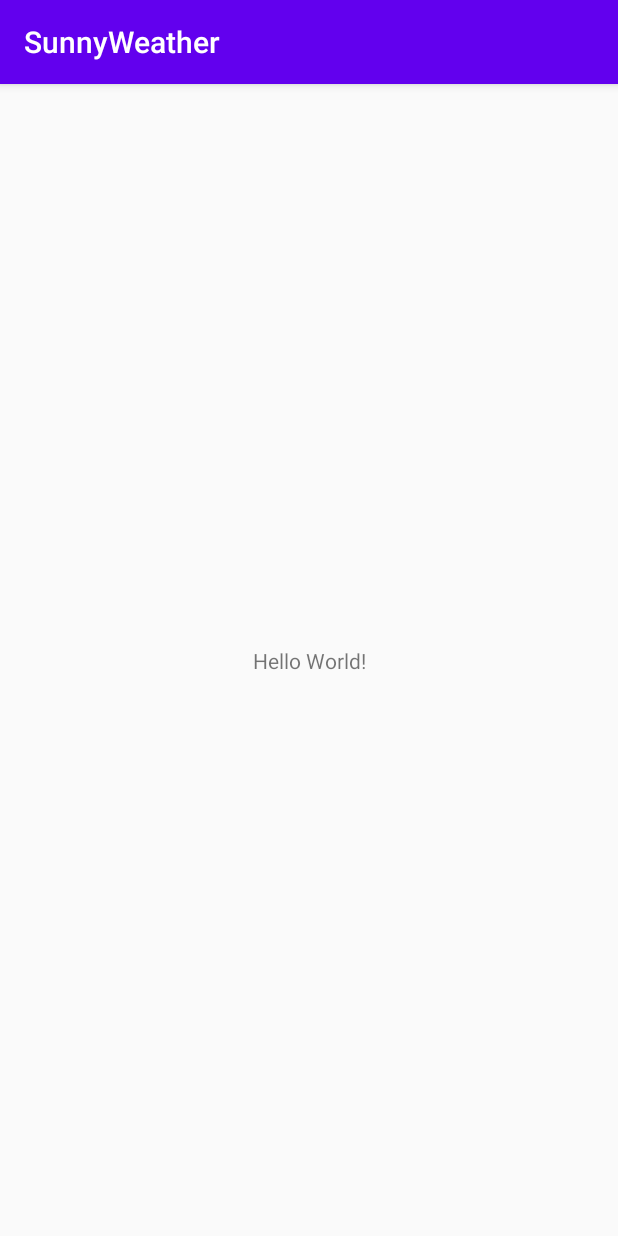
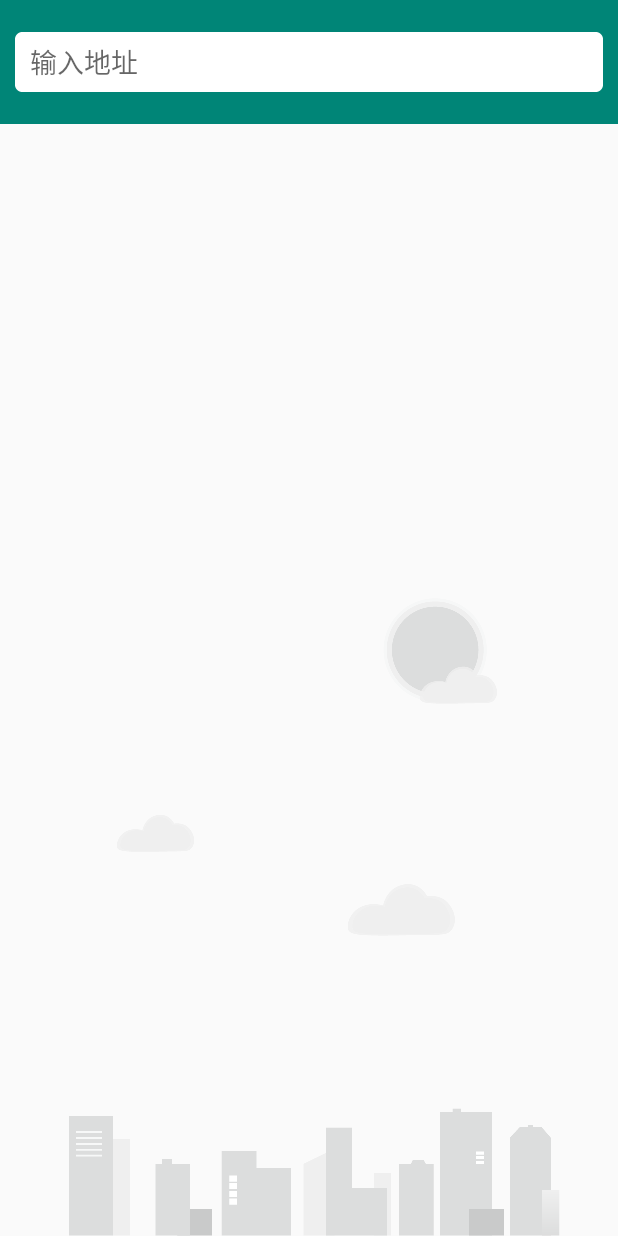
Before and after one commit to yangxiaoge/SunnyWeather, an Android app: the screen it shows after launch (MainActivity), on a phone screen of 412 x 824 dp. Run offline under Robolectric (Android 15) with nearby library versions, the phone set to English and light mode, and no system bars; 1 statement that could not run was skipped.

Commit message:
实现搜索全球城市数据功能

```diff
--- a/app/src/main/AndroidManifest.xml
+++ b/app/src/main/AndroidManifest.xml
@@ -1,6 +1,8 @@
 <?xml version="1.0" encoding="utf-8"?>
 <manifest xmlns:android="http://schemas.android.com/apk/res/android"
     package="com.yjn.sunnyweather.android">
+
+    <uses-permission android:name="android.permission.INTERNET" />
 
     <application
         android:name=".SunnyWeatherApplication"
@@ -10,7 +12,8 @@
         android:roundIcon="@mipmap/ic_launcher_round"
         android:supportsRtl="true"
         android:theme="@style/AppTheme">
-        <activity android:name=".MainActivity">
+        <activity android:name=".MainActivity"
+            android:windowSoftInputMode="adjustPan">
             <intent-filter>
                 <action android:name="android.intent.action.MAIN" />
 
--- a/app/src/main/java/com/yjn/sunnyweather/android/SunnyWeatherApplication.kt
+++ b/app/src/main/java/com/yjn/sunnyweather/android/SunnyWeatherApplication.kt
@@ -1,6 +1,7 @@
 package com.yjn.sunnyweather.android
 
 import android.app.Application
+import android.content.Context
 
 /**
  * <pre>
@@ -12,11 +13,13 @@ import android.app.Application
  */
 class SunnyWeatherApplication : Application() {
     companion object {
-        const val CAIYUN_TOKEN = "BNBRvBveaD2VfHVI"; //彩云天气申请到的令牌值
+        const val CAIYUN_TOKEN = "TAkhjf8d1nlSlspN"; //彩云天气申请到的令牌值
+
+        lateinit var context: Context
     }
 
     override fun onCreate() {
         super.onCreate()
-
+        context = applicationContext
     }
 }
--- /dev/null
+++ b/app/src/main/java/com/yjn/sunnyweather/android/ui/place/PlaceFragment.kt
@@ -0,0 +1,71 @@
+package com.yjn.sunnyweather.android.ui.place
+
+import android.os.Bundle
+import android.view.LayoutInflater
+import android.view.View
+import android.view.ViewGroup
+import android.widget.Toast
+import androidx.core.widget.addTextChangedListener
+import androidx.fragment.app.Fragment
+import androidx.lifecycle.Observer
+import androidx.lifecycle.ViewModelProvider
+import androidx.recyclerview.widget.LinearLayoutManager
+import com.yjn.sunnyweather.android.R
+import kotlinx.android.synthetic.main.fragment_place.*
+
+/**
+ * <pre>
+ *     author: Bruce_Yang
+ *     email : yangjianan@seuic.com
+ *     time  : 2020/4/29
+ *     desc  : 城市页面
+ * </pre>
+ */
+class PlaceFragment : Fragment() {
+    private val viewModel by lazy {
+        ViewModelProvider(this).get(PlaceViewModel::class.java)
+    }
+
+    private lateinit var adapter: PlaceAdapter
+
+    override fun onCreateView(
+        inflater: LayoutInflater,
+        container: ViewGroup?,
+        savedInstanceState: Bundle?
+    ): View? {
+        return inflater.inflate(R.layout.fragment_place, container, false)
+    }
+
+    override fun onActivityCreated(savedInstanceState: Bundle?) {
+        super.onActivityCreated(savedInstanceState)
+        val layoutManager = LinearLayoutManager(activity)
+        recyclerview.layoutManager = layoutManager
+        adapter = PlaceAdapter(viewModel.placeList)
+        recyclerview.adapter = adapter
+        searchPlace.addTextChangedListener { editable ->
+            val content = editable.toString()
+            if (content.isNotEmpty()) {
+                viewModel.searchPlaces(content)
+            } else {
+                recyclerview.visibility = View.GONE
+                bgImagview.visibility = View.VISIBLE
+                viewModel.placeList.clear()
+                adapter.notifyDataSetChanged()
+            }
+        }
+        viewModel.placeLiveData.observe(this, Observer { result ->
+            val places = result.getOrNull()
+            if (places != null) {
+                recyclerview.visibility = View.VISIBLE
+                bgImagview.visibility = View.GONE
+                viewModel.placeList.clear()
+                viewModel.placeList.addAll(places)
+                adapter.notifyDataSetChanged()
+
+            } else {
+                Toast.makeText(activity, "未能查询到任何地点", Toast.LENGTH_SHORT).show()
+                result.exceptionOrNull()?.printStackTrace()
+            }
+        })
+    }
+}
--- /dev/null
+++ b/app/src/main/java/com/yjn/sunnyweather/android/ui/place/PlaceViewModel.kt
@@ -0,0 +1,30 @@
+package com.yjn.sunnyweather.android.ui.place
+
+import androidx.lifecycle.MutableLiveData
+import androidx.lifecycle.Transformations
+import androidx.lifecycle.ViewModel
+import com.yjn.sunnyweather.android.logic.Repository
+import com.yjn.sunnyweather.android.logic.model.Place
+
+/**
+ * <pre>
+ *     author: Bruce_Yang
+ *     email : yangjianan@seuic.com
+ *     time  : 2020/4/29
+ *     desc  : ViewModel:逻辑层与UI层的桥梁
+ * </pre>
+ */
+class PlaceViewModel : ViewModel() {
+    private val searchLiveData = MutableLiveData<String>()
+    val placeList = ArrayList<Place>()
+
+    //switchMap观察searchLiveData是否发生变化
+    val placeLiveData = Transformations.switchMap(searchLiveData) { query ->
+        Repository.searchPlaces(query)
+    }
+
+    //改变searchLiveData
+    fun searchPlaces(query: String) {
+        searchLiveData.value = query
+    }
+}
--- a/app/src/main/res/layout/activity_main.xml
+++ b/app/src/main/res/layout/activity_main.xml
@@ -6,10 +6,11 @@
     android:layout_height="match_parent"
     tools:context=".MainActivity">
 
-    <TextView
-        android:layout_width="wrap_content"
-        android:layout_height="wrap_content"
-        android:text="Hello World!"
+    <androidx.fragment.app.FragmentContainerView
+        android:id="@+id/placeFragment"
+        android:name="com.yjn.sunnyweather.android.ui.place.PlaceFragment"
+        android:layout_width="match_parent"
+        android:layout_height="match_parent"
         app:layout_constraintBottom_toBottomOf="parent"
         app:layout_constraintLeft_toLeftOf="parent"
         app:layout_constraintRight_toRightOf="parent"
--- /dev/null
+++ b/app/src/main/res/layout/fragment_place.xml
@@ -0,0 +1,57 @@
+<?xml version="1.0" encoding="utf-8"?>
+<androidx.constraintlayout.widget.ConstraintLayout xmlns:android="http://schemas.android.com/apk/res/android"
+    xmlns:app="http://schemas.android.com/apk/res-auto"
+    android:layout_width="match_parent"
+    android:layout_height="match_parent"
+    android:background="?android:windowBackground">
+
+    <ImageView
+        android:id="@+id/bgImagview"
+        android:layout_width="match_parent"
+        android:layout_height="wrap_content"
+        android:contentDescription="@string/place_bg"
+        android:src="@drawable/bg_place"
+        app:layout_constraintBottom_toBottomOf="parent" />
+
+    <androidx.constraintlayout.widget.Guideline
+        android:id="@+id/guideline2"
+        android:layout_width="wrap_content"
+        android:layout_height="wrap_content"
+        android:orientation="horizontal"
+        app:layout_constraintGuide_percent="0.1" />
+
+    <FrameLayout
+        android:id="@+id/actionBarLayout"
+        android:layout_width="match_parent"
+        android:layout_height="0dp"
+        android:background="@color/colorPrimary"
+        app:layout_constraintBottom_toTopOf="@+id/guideline2"
+        app:layout_constraintEnd_toEndOf="parent"
+        app:layout_constraintStart_toStartOf="parent"
+        app:layout_constraintTop_toTopOf="parent">
+
+        <androidx.appcompat.widget.AppCompatEditText
+            android:id="@+id/searchPlace"
+            android:layout_width="match_parent"
+            android:layout_height="40dp"
+            android:layout_gravity="center_vertical"
+            android:layout_marginStart="10dp"
+            android:layout_marginEnd="10dp"
+            android:background="@drawable/search_bg"
+            android:hint="@string/enter_place"
+            android:inputType="text"
+            android:paddingStart="10dp"
+            android:paddingEnd="10dp" />
+    </FrameLayout>
+
+
+    <androidx.recyclerview.widget.RecyclerView
+        android:id="@+id/recyclerview"
+        android:layout_width="match_parent"
+        android:layout_height="0dp"
+        app:layout_constraintBottom_toBottomOf="parent"
+        app:layout_constraintEnd_toEndOf="parent"
+        app:layout_constraintStart_toStartOf="parent"
+        app:layout_constraintTop_toBottomOf="@id/guideline2" />
+
+</androidx.constraintlayout.widget.ConstraintLayout>
--- a/app/src/main/res/values/colors.xml
+++ b/app/src/main/res/values/colors.xml
@@ -1,6 +1,6 @@
 <?xml version="1.0" encoding="utf-8"?>
 <resources>
-    <color name="colorPrimary">#6200EE</color>
-    <color name="colorPrimaryDark">#3700B3</color>
-    <color name="colorAccent">#03DAC5</color>
+    <color name="colorPrimary">#008577</color>
+    <color name="colorPrimaryDark">#00574B</color>
+    <color name="colorAccent">#D81B60</color>
 </resources>
--- a/app/src/main/res/values/strings.xml
+++ b/app/src/main/res/values/strings.xml
@@ -1,3 +1,5 @@
 <resources>
     <string name="app_name">SunnyWeather</string>
+    <string name="place_bg">背景图</string>
+    <string name="enter_place">输入地址</string>
 </resources>
--- a/app/src/main/res/values/styles.xml
+++ b/app/src/main/res/values/styles.xml
@@ -1,7 +1,7 @@
 <resources>
 
     <!-- Base application theme. -->
-    <style name="AppTheme" parent="Theme.AppCompat.Light.DarkActionBar">
+    <style name="AppTheme" parent="Theme.AppCompat.Light.NoActionBar">
         <!-- Customize your theme here. -->
         <item name="colorPrimary">@color/colorPrimary</item>
         <item name="colorPrimaryDark">@color/colorPrimaryDark</item>
```
Also changed, not shown: app/build.gradle (+9 -1 lines), app/src/main/java/com/yjn/sunnyweather/android/logic/Repository.kt (added, +32 -0 lines), app/src/main/java/com/yjn/sunnyweather/android/logic/model/PlaceResponse.kt (added, +47 -0 lines), app/src/main/java/com/yjn/sunnyweather/android/logic/network/PlaceService.kt (added, +20 -0 lines), app/src/main/java/com/yjn/sunnyweather/android/logic/network/ServiceCreator.kt (added, +34 -0 lines), app/src/main/java/com/yjn/sunnyweather/android/logic/network/SunnyWeatherNetwork.kt (added, +40 -0 lines), app/src/main/java/com/yjn/sunnyweather/android/ui/place/PlaceAdapter.kt (added, +38 -0 lines), app/src/main/res/layout/place_item.xml (added, +33 -0 lines).
